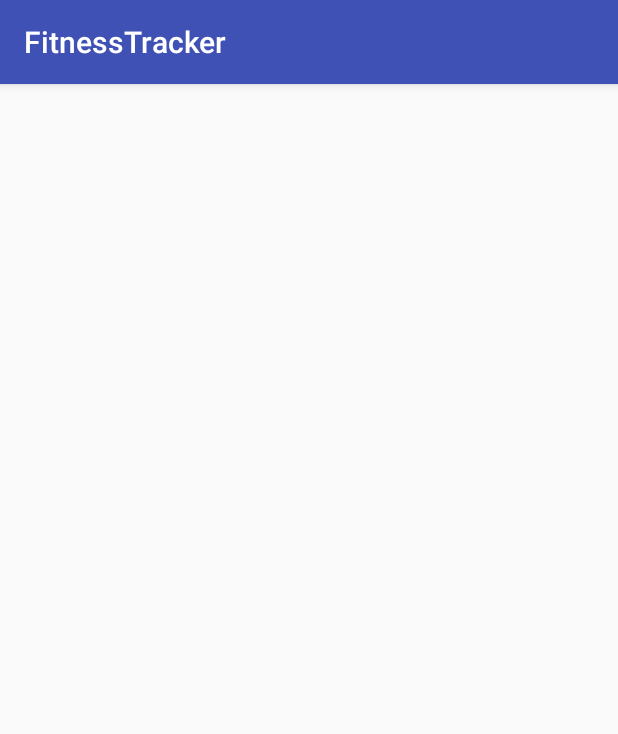
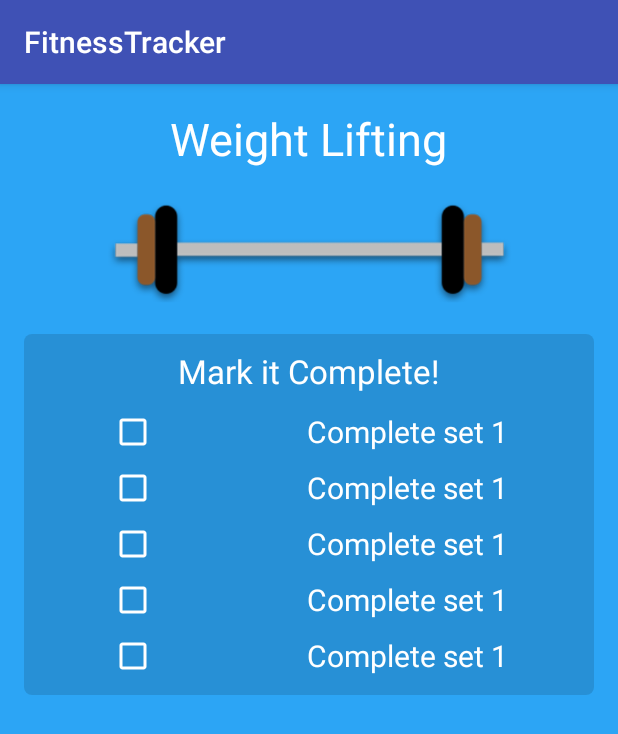
Before and after one commit to 12thtone/FitnessTracker, an Android app: the DetailsActivity screen opened directly, with no data from a screen before it, on a phone screen of 412 x 824 dp. Shown: the top 734 px of the screen. Run offline under Robolectric (Android 15) with nearby library versions, the phone set to English and light mode, and no system bars.

Commit message:
DetailsActivity rework ui

```diff
--- a/app/src/main/java/com/mmmd/maher/fitnesstracker/DetailsActivity.java
+++ b/app/src/main/java/com/mmmd/maher/fitnesstracker/DetailsActivity.java
@@ -1,7 +1,10 @@
 package com.mmmd.maher.fitnesstracker;
 
+import android.support.v4.widget.TextViewCompat;
 import android.support.v7.app.AppCompatActivity;
 import android.os.Bundle;
+import android.widget.ImageView;
+import android.widget.TextView;
 
 public class DetailsActivity extends AppCompatActivity {
 
@@ -9,5 +12,8 @@ public class DetailsActivity extends AppCompatActivity {
     protected void onCreate(Bundle savedInstanceState) {
         super.onCreate(savedInstanceState);
         setContentView(R.layout.activity_details);
+
+        TextView exerciseTitle = (TextView)findViewById(R.id.exerciseTitle);
+        ImageView exerciseImage = (ImageView)findViewById(R.id.exerciseImage);
     }
 }
--- a/app/src/main/java/com/mmmd/maher/fitnesstracker/MainActivity.java
+++ b/app/src/main/java/com/mmmd/maher/fitnesstracker/MainActivity.java
@@ -5,6 +5,7 @@ import android.support.v7.app.AppCompatActivity;
 import android.os.Bundle;
 import android.view.View;
 import android.widget.RelativeLayout;
+import android.content.Intent;
 
 import com.google.android.gms.appindexing.Action;
 import com.google.android.gms.appindexing.AppIndex;
@@ -20,6 +21,7 @@ public class MainActivity extends AppCompatActivity {
     public static final String EXERCISE_WEIGHTS = "Weight Lifting";
     public static final String EXERCISE_YOGA = "Yoga";
     public static final String EXERCISE_CARDIO = "Cardio";
+    public static final String EXTRA_ITEM_TITLE = "extra.item.title";
 
     //
 
@@ -78,7 +80,9 @@ public class MainActivity extends AppCompatActivity {
     }
 
     private void loadDetailActivity(String exerciseTitle) {
-
+        Intent intent = new Intent(MainActivity.this, DetailsActivity.class);
+        intent.putExtra(MainActivity.EXTRA_ITEM_TITLE, exerciseTitle);
+        startActivity(intent);
     }
 
     @Override
--- a/app/src/main/res/layout/activity_details.xml
+++ b/app/src/main/res/layout/activity_details.xml
@@ -1,12 +1,110 @@
 <?xml version="1.0" encoding="utf-8"?>
-<RelativeLayout xmlns:android="http://schemas.android.com/apk/res/android"
+<LinearLayout xmlns:android="http://schemas.android.com/apk/res/android"
     xmlns:tools="http://schemas.android.com/tools"
+    android:orientation="vertical"
     android:layout_width="match_parent"
     android:layout_height="match_parent"
     android:paddingBottom="@dimen/activity_vertical_margin"
     android:paddingLeft="@dimen/activity_horizontal_margin"
     android:paddingRight="@dimen/activity_horizontal_margin"
     android:paddingTop="@dimen/activity_vertical_margin"
-    tools:context="com.mmmd.maher.fitnesstracker.DetailsActivity">
+    tools:context="com.mmmd.maher.fitnesstracker.DetailsActivity"
+    android:background="#2ca5f5"
+    android:id="@+id/mainBG">
 
-</RelativeLayout>
+    <TextView
+        android:layout_width="wrap_content"
+        android:layout_height="wrap_content"
+        android:textAppearance="?android:attr/textAppearanceLarge"
+        android:text="Weight Lifting"
+        android:id="@+id/exerciseTitle"
+        android:layout_gravity="center_horizontal"
+        android:textSize="30dp"
+        android:textColor="#FFF" />
+
+    <ImageView
+        android:layout_width="wrap_content"
+        android:layout_height="wrap_content"
+        android:id="@+id/exerciseImage"
+        android:layout_gravity="center_horizontal"
+        android:src="@drawable/weight" />
+
+    <LinearLayout
+        android:orientation="vertical"
+        android:layout_width="match_parent"
+        android:layout_height="wrap_content"
+        android:background="@drawable/rounded_corners"
+        android:backgroundTint="#20000000">
+
+        <TextView
+            android:layout_width="wrap_content"
+            android:layout_height="wrap_content"
+            android:textAppearance="?android:attr/textAppearanceLarge"
+            android:text="Mark it Complete!"
+            android:id="@+id/textView14"
+            android:layout_gravity="center_horizontal"
+            android:paddingTop="10dp"
+            android:textColor="#FFF" />
+
+        <CheckBox
+            android:layout_width="wrap_content"
+            android:layout_height="wrap_content"
+            android:text="Complete set 1"
+            android:id="@+id/checkBox"
+            android:layout_gravity="center_horizontal"
+            android:textSize="20dp"
+            android:paddingLeft="100dp"
+            android:layout_marginBottom="5dp"
+            android:layout_marginTop="10dp"
+            android:textColor="#FFF"
+            android:buttonTint="#FFF" />
+
+        <CheckBox
+            android:layout_width="wrap_content"
+            android:layout_height="wrap_content"
+            android:text="Complete set 1"
+            android:id="@+id/checkBox2"
+            android:layout_gravity="center_horizontal"
+            android:textSize="20dp"
+            android:paddingLeft="100dp"
+            android:layout_marginBottom="5dp"
+            android:textColor="#FFF"
+            android:buttonTint="#FFF" />
+
+        <CheckBox
+            android:layout_width="wrap_content"
+            android:layout_height="wrap_content"
+            android:text="Complete set 1"
+            android:id="@+id/checkBox3"
+            android:layout_gravity="center_horizontal"
+            android:textSize="20dp"
+            android:paddingLeft="100dp"
+            android:layout_marginBottom="5dp"
+            android:textColor="#FFF"
+            android:buttonTint="#FFF" />
+
+        <CheckBox
+            android:layout_width="wrap_content"
+            android:layout_height="wrap_content"
+            android:text="Complete set 1"
+            android:id="@+id/checkBox4"
+            android:layout_gravity="center_horizontal"
+            android:textSize="20dp"
+            android:paddingLeft="100dp"
+            android:layout_marginBottom="5dp"
+            android:textColor="#FFF"
+            android:buttonTint="#FFF" />
+
+        <CheckBox
+            android:layout_width="wrap_content"
+            android:layout_height="wrap_content"
+            android:text="Complete set 1"
+            android:id="@+id/checkBox5"
+            android:layout_gravity="center_horizontal"
+            android:textSize="20dp"
+            android:paddingLeft="100dp"
+            android:layout_marginBottom="10dp"
+            android:textColor="#FFF"
+            android:buttonTint="#FFF" />
+    </LinearLayout>
+</LinearLayout>
```
